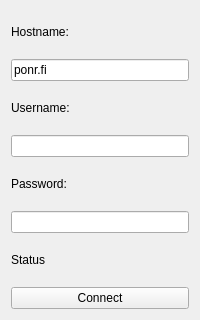
Above: sshmusicplay/mainwindow.ui from mikatammi/sshmusicplay before the change. Below: the same form after it.
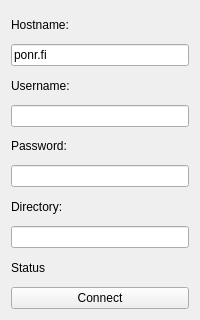
That is the form after the change.

Commit message: Changed layout of main window

The edit to the form file:
```diff
--- a/sshmusicplay/mainwindow.ui
+++ b/sshmusicplay/mainwindow.ui
@@ -52,10 +52,20 @@
     <item>
      <widget class="QLineEdit" name="txtPassword">
       <property name="echoMode">
-       <enum>QLineEdit::PasswordEchoOnEdit</enum>
+       <enum>QLineEdit::Password</enum>
       </property>
      </widget>
     </item>
+    <item>
+     <widget class="QLabel" name="lblDir">
+      <property name="text">
+       <string>Directory:</string>
+      </property>
+     </widget>
+    </item>
+    <item>
+     <widget class="QLineEdit" name="txtDirectory"/>
+    </item>
     <item>
      <widget class="QLabel" name="lblStatus">
       <property name="text">
```
